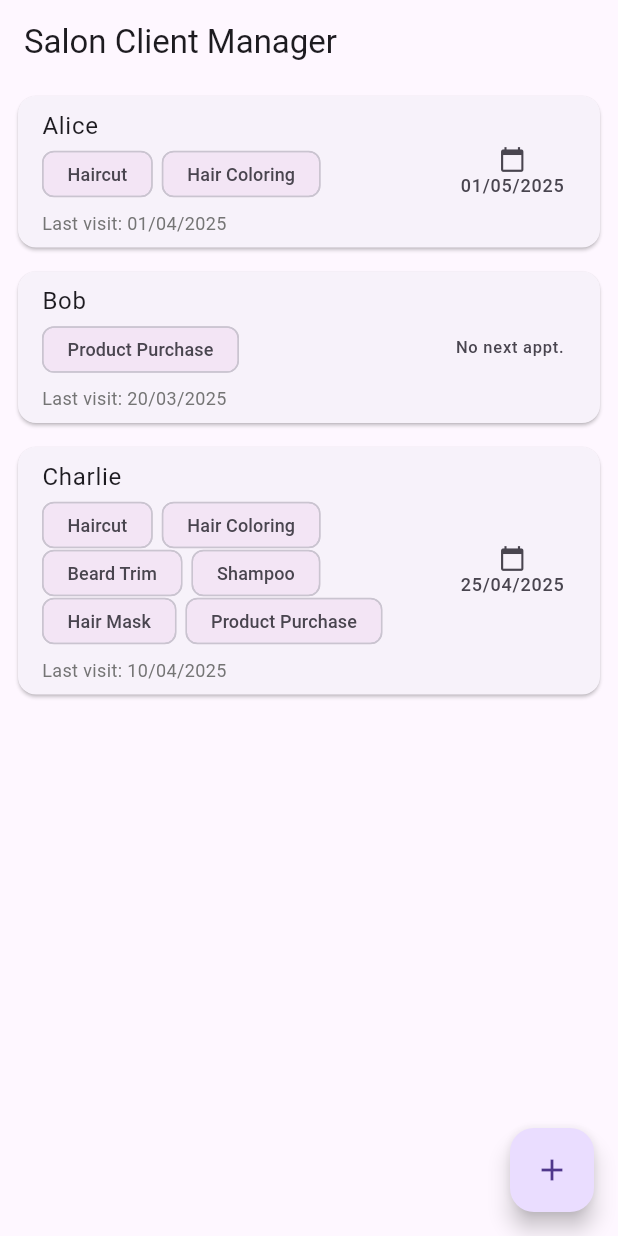
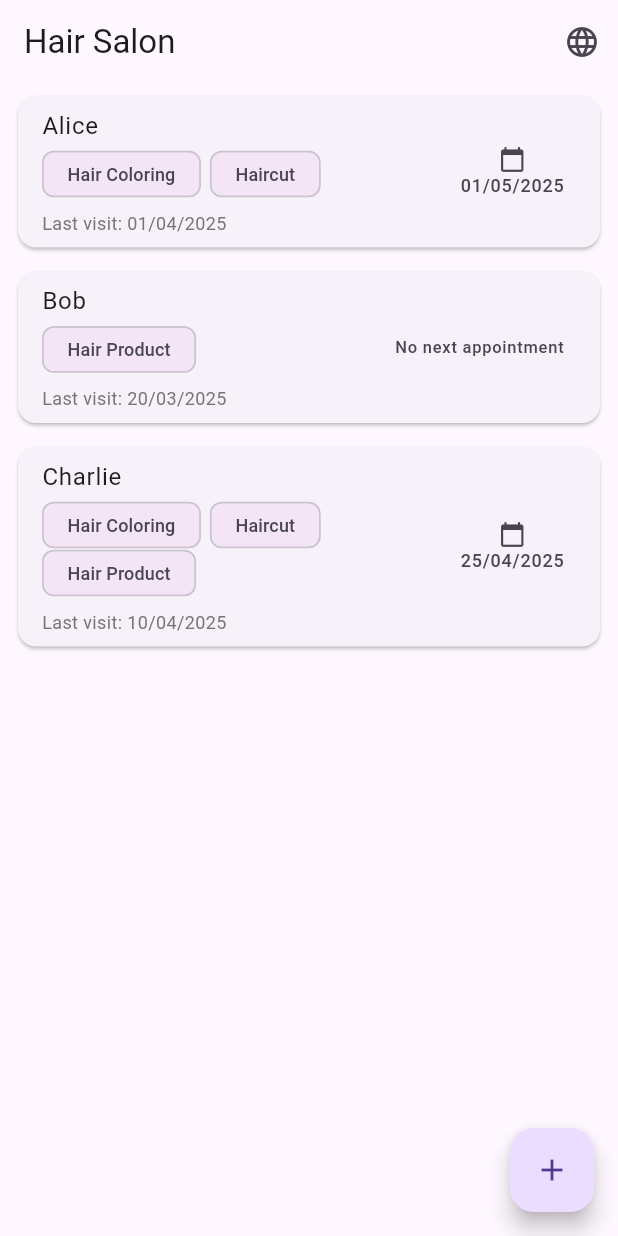
Before and after one commit to aBraM-aBraM/client_manager, a Flutter app: the screen it shows after launch, on a phone screen of 412 x 824 dp. Run offline on Flutter 3.47's test engine with Material 3 defaults, Android fonts, the phone set to English and light mode, and no system bars.

Commit message:
localizations

````diff
--- /dev/null
+++ b/l10n.yaml
@@ -0,0 +1,6 @@
+arb-dir: lib/l10n
+template-arb-file: app_en.arb
+output-localization-file: app_localizations.dart
+output-class: AppLocalizations
+output-dir: lib/gen_l10n
+synthetic-package: false
--- a/lib/consts.dart
+++ /dev/null
@@ -1,8 +0,0 @@
-const List<String> availableTreatments = [
-  'Haircut',
-  'Hair Coloring',
-  'Beard Trim',
-  'Shampoo',
-  'Hair Mask',
-  'Product Purchase',
-];
--- /dev/null
+++ b/lib/gen_l10n/app_localizations.dart
@@ -0,0 +1,219 @@
+import 'dart:async';
+
+import 'package:flutter/foundation.dart';
+import 'package:flutter/widgets.dart';
+import 'package:flutter_localizations/flutter_localizations.dart';
+import 'package:intl/intl.dart' as intl;
+
+import 'app_localizations_en.dart';
+import 'app_localizations_he.dart';
+
+// ignore_for_file: type=lint
+
+/// Callers can lookup localized strings with an instance of AppLocalizations
+/// returned by `AppLocalizations.of(context)`.
+///
+/// Applications need to include `AppLocalizations.delegate()` in their app's
+/// `localizationDelegates` list, and the locales they support in the app's
+/// `supportedLocales` list. For example:
+///
+/// ```dart
+/// import 'gen_l10n/app_localizations.dart';
+///
+/// return MaterialApp(
+///   localizationsDelegates: AppLocalizations.localizationsDelegates,
+///   supportedLocales: AppLocalizations.supportedLocales,
+///   home: MyApplicationHome(),
+/// );
+/// ```
+///
+/// ## Update pubspec.yaml
+///
+/// Please make sure to update your pubspec.yaml to include the following
+/// packages:
+///
+/// ```yaml
+/// dependencies:
+///   # Internationalization support.
+///   flutter_localizations:
+///     sdk: flutter
+///   intl: any # Use the pinned version from flutter_localizations
+///
+///   # Rest of dependencies
+/// ```
+///
+/// ## iOS Applications
+///
+/// iOS applications define key application metadata, including supported
+/// locales, in an Info.plist file that is built into the application bundle.
+/// To configure the locales supported by your app, you’ll need to edit this
+/// file.
+///
+/// First, open your project’s ios/Runner.xcworkspace Xcode workspace file.
+/// Then, in the Project Navigator, open the Info.plist file under the Runner
+/// project’s Runner folder.
+///
+/// Next, select the Information Property List item, select Add Item from the
+/// Editor menu, then select Localizations from the pop-up menu.
+///
+/// Select and expand the newly-created Localizations item then, for each
+/// locale your application supports, add a new item and select the locale
+/// you wish to add from the pop-up menu in the Value field. This list should
+/// be consistent with the languages listed in the AppLocalizations.supportedLocales
+/// property.
+abstract class AppLocalizations {
+  AppLocalizations(String locale) : localeName = intl.Intl.canonicalizedLocale(locale.toString());
+
+  final String localeName;
+
+  static AppLocalizations? of(BuildContext context) {
+    return Localizations.of<AppLocalizations>(context, AppLocalizations);
+  }
+
+  static const LocalizationsDelegate<AppLocalizations> delegate = _AppLocalizationsDelegate();
+
+  /// A list of this localizations delegate along with the default localizations
+  /// delegates.
+  ///
+  /// Returns a list of localizations delegates containing this delegate along with
+  /// GlobalMaterialLocalizations.delegate, GlobalCupertinoLocalizations.delegate,
+  /// and GlobalWidgetsLocalizations.delegate.
+  ///
+  /// Additional delegates can be added by appending to this list in
+  /// MaterialApp. This list does not have to be used at all if a custom list
+  /// of delegates is preferred or required.
+  static const List<LocalizationsDelegate<dynamic>> localizationsDelegates = <LocalizationsDelegate<dynamic>>[
+    delegate,
+    GlobalMaterialLocalizations.delegate,
+    GlobalCupertinoLocalizations.delegate,
+    GlobalWidgetsLocalizations.delegate,
+  ];
+
+  /// A list of this localizations delegate's supported locales.
+  static const List<Locale> supportedLocales = <Locale>[
+    Locale('en'),
+    Locale('he')
+  ];
+
+  /// No description provided for @appTitle.
+  ///
+  /// In en, this message translates to:
+  /// **'Hair Salon'**
+  String get appTitle;
+
+  /// No description provided for @addClient.
+  ///
+  /// In en, this message translates to:
+  /// **'Add Client'**
+  String get addClient;
+
+  /// No description provided for @treatmentsTitle.
+  ///
+  /// In en, this message translates to:
+  /// **'Treatments'**
+  String get treatmentsTitle;
+
+  /// No description provided for @treatmentHaircut.
+  ///
+  /// In en, this message translates to:
+  /// **'Haircut'**
+  String get treatmentHaircut;
+
+  /// No description provided for @treatmentColoring.
+  ///
+  /// In en, this message translates to:
+  /// **'Hair Coloring'**
+  String get treatmentColoring;
+
+  /// No description provided for @treatmentProduct.
+  ///
+  /// In en, this message translates to:
+  /// **'Hair Product'**
+  String get treatmentProduct;
+
+  /// No description provided for @lastVisit.
+  ///
+  /// In en, this message translates to:
+  /// **'Last visit'**
+  String get lastVisit;
+
+  /// No description provided for @nextVisit.
+  ///
+  /// In en, this message translates to:
+  /// **'Next visit'**
+  String get nextVisit;
+
+  /// No description provided for @noNextAppointment.
+  ///
+  /// In en, this message translates to:
+  /// **'No next appointment'**
+  String get noNextAppointment;
+
+  /// No description provided for @pickLastAppointment.
+  ///
+  /// In en, this message translates to:
+  /// **'Pick Last Appointment'**
+  String get pickLastAppointment;
+
+  /// No description provided for @pickNextAppointment.
+  ///
+  /// In en, this message translates to:
+  /// **'Pick Next Appointment'**
+  String get pickNextAppointment;
+
+  /// No description provided for @save.
+  ///
+  /// In en, this message translates to:
+  /// **'Save'**
+  String get save;
+
+  /// No description provided for @delete.
+  ///
+  /// In en, this message translates to:
+  /// **'Delete'**
+  String get delete;
+
+  /// No description provided for @nameTitle.
+  ///
+  /// In en, this message translates to:
+  /// **'Name'**
+  String get nameTitle;
+
+  /// No description provided for @nameValidator.
+  ///
+  /// In en, this message translates to:
+  /// **'Enter Name'**
+  String get nameValidator;
+}
+
+class _AppLocalizationsDelegate extends LocalizationsDelegate<AppLocalizations> {
+  const _AppLocalizationsDelegate();
+
+  @override
+  Future<AppLocalizations> load(Locale locale) {
+    return SynchronousFuture<AppLocalizations>(lookupAppLocalizations(locale));
+  }
+
+  @override
+  bool isSupported(Locale locale) => <String>['en', 'he'].contains(locale.languageCode);
+
+  @override
+  bool shouldReload(_AppLocalizationsDelegate old) => false;
+}
+
+AppLocalizations lookupAppLocalizations(Locale locale) {
+
+
+  // Lookup logic when only language code is specified.
+  switch (locale.languageCode) {
+    case 'en': return AppLocalizationsEn();
+    case 'he': return AppLocalizationsHe();
+  }
+
+  throw FlutterError(
+    'AppLocalizations.delegate failed to load unsupported locale "$locale". This is likely '
+    'an issue with the localizations generation tool. Please file an issue '
+    'on GitHub with a reproducible sample app and the gen-l10n configuration '
+    'that was used.'
+  );
+}
--- /dev/null
+++ b/lib/l10n/app_en.arb
@@ -0,0 +1,18 @@
+{
+  "@@locale": "en",
+  "appTitle": "Hair Salon",
+  "addClient": "Add Client",
+  "treatmentsTitle": "Treatments",
+  "treatmentHaircut": "Haircut",
+  "treatmentColoring": "Hair Coloring",
+  "treatmentProduct": "Hair Product",
+  "lastVisit": "Last visit",
+  "nextVisit": "Next visit",
+  "noNextAppointment": "No next appointment",
+  "pickLastAppointment": "Pick Last Appointment",
+  "pickNextAppointment": "Pick Next Appointment",
+  "save": "Save",
+  "delete": "Delete",
+  "nameTitle": "Name",
+  "nameValidator": "Enter Name"
+}
--- a/lib/main.dart
+++ b/lib/main.dart
@@ -1,74 +1,148 @@
 import 'package:flutter/material.dart';
+import 'package:flutter_localizations/flutter_localizations.dart';
+import 'package:intl/intl.dart';
+import 'gen_l10n/app_localizations.dart';
 import 'models/client.dart';
-import 'package:intl/intl.dart';
 import 'pages/add_client_page.dart';
 import 'pages/edit_client_page.dart';
-import 'consts.dart';
 
 void main() {
   runApp(const MyApp());
 }
 
+class MyApp extends StatefulWidget {
+  const MyApp({super.key});
 
+  @override
+  MyAppState createState() => MyAppState();
+}
 
-class MyApp extends StatelessWidget {
-  const MyApp({super.key});
+class MyAppState extends State<MyApp> {
+  Locale _locale = const Locale('en');
+
+  void _changeLocale(Locale locale) {
+    setState(() {
+      _locale = locale;
+    });
+  }
 
   @override
   Widget build(BuildContext context) {
     return MaterialApp(
-      title: 'Salon Client Manager',
-      theme: ThemeData(
-        primarySwatch: Colors.pink,
-      ),
-      home: const MyHomePage(),
+      locale: _locale,
+      supportedLocales: const [Locale('en'), Locale('he')],
+      localizationsDelegates: const [
+        AppLocalizations.delegate,
+        GlobalMaterialLocalizations.delegate,
+        GlobalWidgetsLocalizations.delegate,
+        GlobalCupertinoLocalizations.delegate,
+      ],
+      theme: ThemeData(primarySwatch: Colors.pink),
+      home: MyHomePage(key: ValueKey(_locale), onLocaleChange: _changeLocale),
     );
   }
 }
 
 class MyHomePage extends StatefulWidget {
-  const MyHomePage({super.key});
+  final void Function(Locale) onLocaleChange;
+
+  const MyHomePage({super.key, required this.onLocaleChange});
 
   @override
   State<MyHomePage> createState() => _MyHomePageState();
 }
 
+class _MyHomePageState extends State<MyHomePage> {
+  late List<Client> clients = [];
 
-class _MyHomePageState extends State<MyHomePage> {
-  List<Client> clients = [
+  @override
+  void didChangeDependencies() {
+    super.didChangeDependencies();
+    _initializeClients();
+  }
+
+  void _initializeClients() {
+    final l10n = AppLocalizations.of(context)!;
+    final treatments = [
+      l10n.treatmentColoring,
+      l10n.treatmentHaircut,
+      l10n.treatmentProduct,
+    ];
+
+    clients = [
       Client(
         name: 'Alice',
-      treatment: [availableTreatments[0], availableTreatments[1]],
+        treatment: [treatments[0], treatments[1]],
         lastVisit: DateTime(2025, 4, 1),
         nextAppointment: DateTime(2025, 5, 1),
       ),
       Client(
         name: 'Bob',
-      treatment: [availableTreatments.last],
+        treatment: [treatments.last],
         lastVisit: DateTime(2025, 3, 20),
       ),
       Client(
         name: 'Charlie',
-      treatment: availableTreatments,
+        treatment: treatments,
         lastVisit: DateTime(2025, 4, 10),
         nextAppointment: DateTime(2025, 4, 25),
       ),
     ];
+  }
 
-  String formatDate(DateTime date) {
+  String _formatDate(DateTime date) {
     return DateFormat('dd/MM/yyyy').format(date);
   }
 
-  @override
-  Widget build(BuildContext context) {
-    return Scaffold(
-      appBar: AppBar(
-        title: const Text('Salon Client Manager'),
+  void _toggleLanguage() {
+    final currentLocale = Localizations.localeOf(context).languageCode;
+    final newLocale = currentLocale == 'en' ? const Locale('he') : const Locale('en');
+    widget.onLocaleChange(newLocale);
+  }
+
+  Future<void> _navigateToEditPage(Client client, int index) async {
+    final result = await Navigator.push<ClientAction>(
+      context,
+      MaterialPageRoute(builder: (_) => EditClientPage(client: client)),
+    );
+
+    if (result is ClientEdited) {
+      setState(() {
+        clients[index] = result.updatedClient;
+      });
+    } else if (result is ClientDeleted) {
+      setState(() {
+        clients.removeAt(index);
+      });
+    }
+  }
+
+  Future<void> _navigateToAddPage() async {
+    final newClient = await Navigator.push<Client>(
+      context,
+      MaterialPageRoute(builder: (_) => const AddClientPage()),
+    );
+
+    if (newClient != null) {
+      setState(() {
+        clients.add(newClient);
+      });
+    }
+  }
+
+  PreferredSizeWidget _buildAppBar(AppLocalizations l10n) {
+    return AppBar(
+      title: Text(l10n.appTitle),
+      actions: [
+        IconButton(
+          icon: const Icon(Icons.language),
+          onPressed: _toggleLanguage,
         ),
-      body: ListView.builder(
-        itemCount: clients.length,
-        itemBuilder: (context, index) {
-          final client = clients[index];
+      ],
+    );
+  }
+
+  Widget _buildClientCard(Client client, int index, AppLocalizations l10n) {
     return Card(
       margin: const EdgeInsets.symmetric(horizontal: 12, vertical: 8),
       child: ListTile(
@@ -90,7 +164,7 @@ class _MyHomePageState extends State<MyHomePage> {
             ),
             const SizedBox(height: 4),
             Text(
-        'Last visit: ${formatDate(client.lastVisit)}',
+              '${l10n.lastVisit}: ${_formatDate(client.lastVisit)}',
               style: TextStyle(color: Colors.grey.shade600, fontSize: 12),
             ),
           ],
@@ -101,46 +175,31 @@ class _MyHomePageState extends State<MyHomePage> {
                 children: [
                   const Icon(Icons.calendar_today, size: 18),
                   Text(
-              formatDate(client.nextAppointment!),
+                    _formatDate(client.nextAppointment!),
                     style: const TextStyle(fontSize: 12),
                   ),
                 ],
               )
-      : const Text('No next appt.'),
-  onTap: () async {
-    final result = await Navigator.push<ClientAction>(
-      context,
-      MaterialPageRoute(
-        builder: (_) => EditClientPage(client: client),
+            : Text(l10n.noNextAppointment),
+        onTap: () => _navigateToEditPage(client, index),
       ),
     );
+  }
 
-    if (result is ClientEdited) {
-      setState(() {
-        clients[index] = result.updatedClient;
-      });
-    } else if (result is ClientDeleted) {
-      setState(() {
-        clients.removeAt(index);
-      });
-    }
-  },
-)
-,
-          );
-        },
+  @override
+  Widget build(BuildContext context) {
+    final l10n = AppLocalizations.of(context)!;
+
+    return Scaffold(
+      appBar: _buildAppBar(l10n),
+      body: clients.isEmpty
+          ? const Center(child: CircularProgressIndicator())
+          : ListView.builder(
+              itemCount: clients.length,
+              itemBuilder: (context, index) => _buildClientCard(clients[index], index, l10n),
             ),
-      floatingActionButton: FloatingActionButton(onPressed: () async {
-        final newClient = await Navigator.push<Client>(
-          context,
-          MaterialPageRoute(builder: (_) => const AddClientPage()),
-          );
-        if (newClient != null) {
-          setState(() {
-            clients.add(newClient);
-          });
-        }
-      },
+      floatingActionButton: FloatingActionButton(
+        onPressed: _navigateToAddPage,
         child: const Icon(Icons.add),
       ),
     );
--- a/lib/pages/add_client_page.dart
+++ b/lib/pages/add_client_page.dart
@@ -1,4 +1,5 @@
 import 'package:flutter/material.dart';
+import '../gen_l10n/app_localizations.dart';
 import './client_form.dart';
 
 class AddClientPage extends StatelessWidget {
@@ -6,8 +7,9 @@ class AddClientPage extends StatelessWidget {
 
   @override
   Widget build(BuildContext context) {
+    final AppLocalizations l10n = AppLocalizations.of(context)!;
     return Scaffold(
-      appBar: AppBar(title: const Text('Add Client')),
+      appBar: AppBar(title: Text(l10n.addClient)),
       body: Padding(
         padding: const EdgeInsets.all(16),
         child: ClientForm(
--- a/lib/widgets/treatment_tag_selector.dart
+++ b/lib/widgets/treatment_tag_selector.dart
@@ -1,5 +1,5 @@
 import 'package:flutter/material.dart';
-import '../consts.dart';
+import '../gen_l10n/app_localizations.dart';
 
 class TreatmentTagSelector extends StatelessWidget {
   final List<String> selectedTreatments;
@@ -13,7 +13,9 @@ class TreatmentTagSelector extends StatelessWidget {
 
   @override
   Widget build(BuildContext context) {
-    final allTreatments = Set<String>.from(availableTreatments);
+
+    final AppLocalizations l10n = AppLocalizations.of(context)!;
+    final allTreatments = {l10n.treatmentColoring, l10n.treatmentHaircut, l10n.treatmentProduct};
     final selectedSet = Set<String>.from(selectedTreatments);
 
     final unselected = allTreatments.difference(selectedSet).toList();
--- a/pubspec.yaml
+++ b/pubspec.yaml
@@ -30,7 +30,9 @@ environment:
 dependencies:
   flutter:
     sdk: flutter
-  intl: ^0.20.2
+  flutter_localizations:
+    sdk: flutter
+  intl: ^0.19.0
 
   # The following adds the Cupertino Icons font to your application.
   # Use with the CupertinoIcons class for iOS style icons.
@@ -58,6 +60,7 @@ flutter:
   # the material Icons class.
   uses-material-design: true
 
+  generate: true
   # To add assets to your application, add an assets section, like this:
   # assets:
   #   - images/a_dot_burr.jpeg
````
Also changed, not shown: lib/gen_l10n/app_localizations_en.dart (added, +55 -0 lines), lib/gen_l10n/app_localizations_he.dart (added, +55 -0 lines), lib/l10n/app_he.arb (added, +18 -0 lines), lib/pages/client_form.dart (+12 -10 lines), pubspec.lock, 1 other file. Lines whose indentation alone changed are shown as unchanged.
